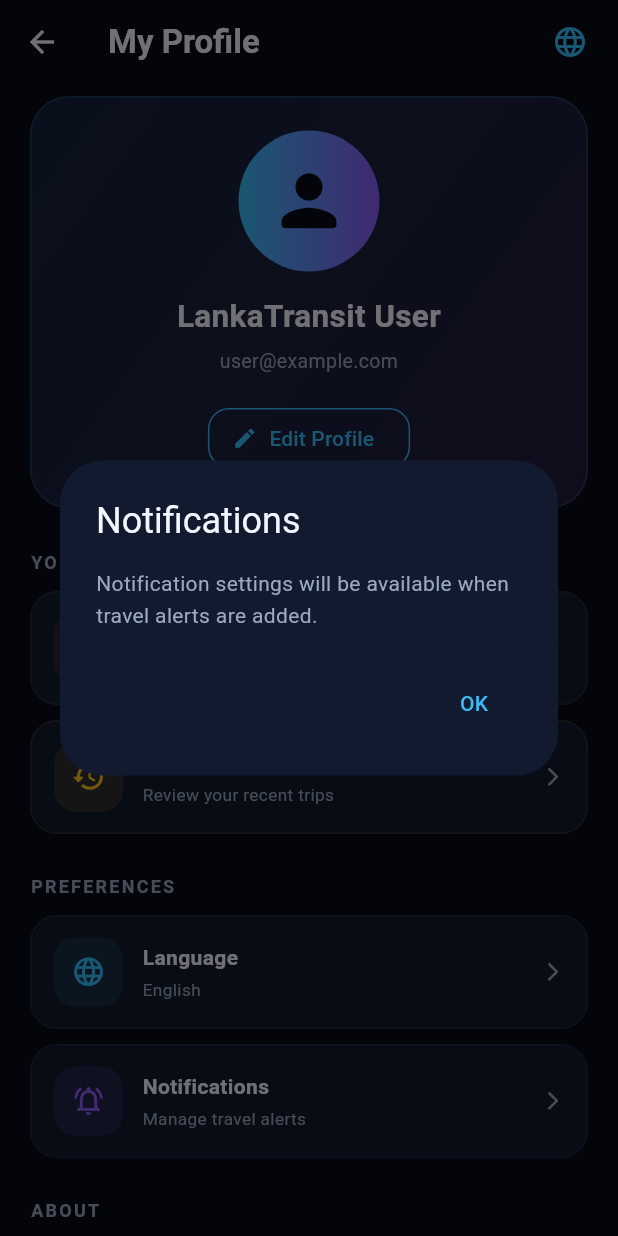
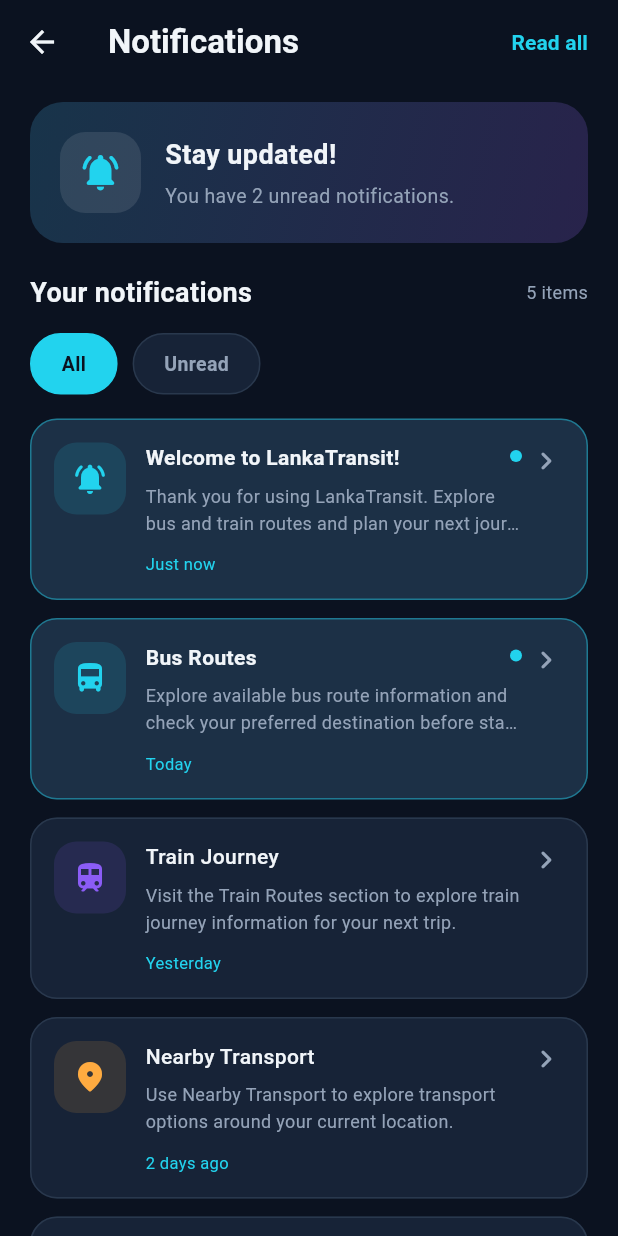
Before and after one commit to Ishen066/LankaTransit, a Flutter app: the ProfileScreen screen opened directly, after a tap on "Notifications", on a phone screen of 412 x 824 dp. Run offline on Flutter 3.47's test engine with Material 3 defaults, Android fonts, the phone set to English and light mode, and no system bars; our stand-ins replace flutter_map, geolocator, latlong2, shared_preferences; accounts and stored records are empty; Roboto replaces fonts that are missing (Arial).

Commit message:
Add notifications screen and update profile navigation

```diff
--- /dev/null
+++ b/lib/notification_screen.dart
@@ -0,0 +1,536 @@
+import 'package:flutter/material.dart';
+
+class NotificationScreen extends StatefulWidget {
+  const NotificationScreen({super.key});
+
+  @override
+  State<NotificationScreen> createState() => _NotificationScreenState();
+}
+
+class _NotificationScreenState extends State<NotificationScreen> {
+  static const Color _bg = Color(0xFF0B1220);
+  static const Color _panel = Color(0xFF172337);
+  static const Color _cyan = Color(0xFF22D3EE);
+  static const Color _purple = Color(0xFF8B5CF6);
+  static const Color _text = Color(0xFFF1F5F9);
+  static const Color _muted = Color(0xFF94A3B8);
+
+  String _selectedFilter = 'All';
+
+  final List<Map<String, dynamic>> _notifications = [
+    {
+      'title': 'Welcome to LankaTransit!',
+      'message':
+          'Thank you for using LankaTransit. Explore bus and train routes '
+          'and plan your next journey around Sri Lanka.',
+      'type': 'general',
+      'time': 'Just now',
+      'read': false,
+    },
+    {
+      'title': 'Bus Routes',
+      'message':
+          'Explore available bus route information and check your preferred '
+          'destination before starting your journey.',
+      'type': 'bus',
+      'time': 'Today',
+      'read': false,
+    },
+    {
+      'title': 'Train Journey',
+      'message':
+          'Visit the Train Routes section to explore train journey '
+          'information for your next trip.',
+      'type': 'train',
+      'time': 'Yesterday',
+      'read': true,
+    },
+    {
+      'title': 'Nearby Transport',
+      'message':
+          'Use Nearby Transport to explore transport options around '
+          'your current location.',
+      'type': 'location',
+      'time': '2 days ago',
+      'read': true,
+    },
+    {
+      'title': 'Save Your Favourite Routes',
+      'message':
+          'Tap the heart icon on a route to add it to your favourite routes '
+          'and find it more easily later.',
+      'type': 'favorite',
+      'time': '3 days ago',
+      'read': true,
+    },
+  ];
+
+  int get _unreadCount =>
+      _notifications.where((item) => item['read'] == false).length;
+
+  List<Map<String, dynamic>> get _filteredNotifications {
+    if (_selectedFilter == 'Unread') {
+      return _notifications.where((item) => item['read'] == false).toList();
+    }
+    return _notifications;
+  }
+
+  IconData _getIcon(String type) {
+    switch (type) {
+      case 'bus':
+        return Icons.directions_bus_rounded;
+      case 'train':
+        return Icons.train_rounded;
+      case 'location':
+        return Icons.location_on_rounded;
+      case 'favorite':
+        return Icons.favorite_rounded;
+      default:
+        return Icons.notifications_active_rounded;
+    }
+  }
+
+  Color _getIconColor(String type) {
+    switch (type) {
+      case 'bus':
+        return _cyan;
+      case 'train':
+        return _purple;
+      case 'location':
+        return Colors.orangeAccent;
+      case 'favorite':
+        return Colors.pinkAccent;
+      default:
+        return _cyan;
+    }
+  }
+
+  void _openNotification(Map<String, dynamic> notification) {
+    setState(() {
+      notification['read'] = true;
+    });
+
+    showModalBottomSheet<void>(
+      context: context,
+      backgroundColor: _panel,
+      isScrollControlled: true,
+      shape: const RoundedRectangleBorder(
+        borderRadius: BorderRadius.vertical(top: Radius.circular(25)),
+      ),
+      builder: (sheetContext) {
+        final type = notification['type'] as String;
+
+        return SafeArea(
+          child: Padding(
+            padding: const EdgeInsets.fromLTRB(24, 20, 24, 28),
+            child: Column(
+              mainAxisSize: MainAxisSize.min,
+              crossAxisAlignment: CrossAxisAlignment.start,
+              children: [
+                Center(
+                  child: Container(
+                    width: 42,
+                    height: 5,
+                    decoration: BoxDecoration(
+                      color: _muted.withValues(alpha: 0.5),
+                      borderRadius: BorderRadius.circular(10),
+                    ),
+                  ),
+                ),
+                const SizedBox(height: 24),
+                Container(
+                  width: 54,
+                  height: 54,
+                  decoration: BoxDecoration(
+                    color: _getIconColor(type).withValues(alpha: 0.13),
+                    borderRadius: BorderRadius.circular(16),
+                  ),
+                  child: Icon(
+                    _getIcon(type),
+                    color: _getIconColor(type),
+                    size: 28,
+                  ),
+                ),
+                const SizedBox(height: 18),
+                Text(
+                  notification['title'] as String,
+                  style: const TextStyle(
+                    color: _text,
+                    fontSize: 21,
+                    fontWeight: FontWeight.bold,
+                  ),
+                ),
+                const SizedBox(height: 12),
+                Text(
+                  notification['message'] as String,
+                  style: const TextStyle(
+                    color: _muted,
+                    fontSize: 15,
+                    height: 1.7,
+                  ),
+                ),
+                const SizedBox(height: 18),
+                Text(
+                  notification['time'] as String,
+                  style: const TextStyle(color: _cyan, fontSize: 12),
+                ),
+                const SizedBox(height: 24),
+                SizedBox(
+                  width: double.infinity,
+                  child: ElevatedButton(
+                    onPressed: () => Navigator.pop(sheetContext),
+                    style: ElevatedButton.styleFrom(
+                      backgroundColor: _cyan,
+                      foregroundColor: _bg,
+                      padding: const EdgeInsets.symmetric(vertical: 15),
+                      shape: RoundedRectangleBorder(
+                        borderRadius: BorderRadius.circular(14),
+                      ),
+                    ),
+                    child: const Text(
+                      'Got it',
+                      style: TextStyle(fontWeight: FontWeight.bold),
+                    ),
+                  ),
+                ),
+              ],
+            ),
+          ),
+        );
+      },
+    );
+  }
+
+  void _markAllAsRead() {
+    setState(() {
+      for (final notification in _notifications) {
+        notification['read'] = true;
+      }
+    });
+
+    ScaffoldMessenger.of(context).showSnackBar(
+      const SnackBar(
+        content: Text('All notifications marked as read'),
+        behavior: SnackBarBehavior.floating,
+      ),
+    );
+  }
+
+  @override
+  Widget build(BuildContext context) {
+    final notifications = _filteredNotifications;
+
+    return Scaffold(
+      backgroundColor: _bg,
+      appBar: AppBar(
+        backgroundColor: _bg,
+        foregroundColor: _text,
+        elevation: 0,
+        title: const Text(
+          'Notifications',
+          style: TextStyle(fontWeight: FontWeight.bold),
+        ),
+        actions: [
+          if (_unreadCount > 0)
+            TextButton(
+              onPressed: _markAllAsRead,
+              child: const Text(
+                'Read all',
+                style: TextStyle(color: _cyan, fontWeight: FontWeight.w600),
+              ),
+            ),
+          const SizedBox(width: 8),
+        ],
+      ),
+      body: SafeArea(
+        child: Column(
+          crossAxisAlignment: CrossAxisAlignment.start,
+          children: [
+            Padding(
+              padding: const EdgeInsets.fromLTRB(20, 12, 20, 20),
+              child: Container(
+                width: double.infinity,
+                padding: const EdgeInsets.all(20),
+                decoration: BoxDecoration(
+                  gradient: const LinearGradient(
+                    colors: [Color(0xFF18344A), Color(0xFF28234B)],
+                    begin: Alignment.topLeft,
+                    end: Alignment.bottomRight,
+                  ),
+                  borderRadius: BorderRadius.circular(22),
+                ),
+                child: Row(
+                  children: [
+                    Container(
+                      width: 54,
+                      height: 54,
+                      decoration: BoxDecoration(
+                        color: Colors.white.withValues(alpha: 0.10),
+                        borderRadius: BorderRadius.circular(17),
+                      ),
+                      child: const Icon(
+                        Icons.notifications_active_rounded,
+                        color: _cyan,
+                        size: 29,
+                      ),
+                    ),
+                    const SizedBox(width: 16),
+                    Expanded(
+                      child: Column(
+                        crossAxisAlignment: CrossAxisAlignment.start,
+                        children: [
+                          const Text(
+                            'Stay updated!',
+                            style: TextStyle(
+                              color: _text,
+                              fontSize: 18,
+                              fontWeight: FontWeight.bold,
+                            ),
+                          ),
+                          const SizedBox(height: 5),
+                          Text(
+                            _unreadCount == 0
+                                ? 'You are all caught up.'
+                                : 'You have $_unreadCount unread '
+                                      '${_unreadCount == 1 ? 'notification' : 'notifications'}.',
+                            style: const TextStyle(color: _muted, fontSize: 13),
+                          ),
+                        ],
+                      ),
+                    ),
+                  ],
+                ),
+              ),
+            ),
+            Padding(
+              padding: const EdgeInsets.symmetric(horizontal: 20),
+              child: Row(
+                children: [
+                  const Expanded(
+                    child: Text(
+                      'Your notifications',
+                      style: TextStyle(
+                        color: _text,
+                        fontSize: 18,
+                        fontWeight: FontWeight.bold,
+                      ),
+                    ),
+                  ),
+                  Text(
+                    '${notifications.length} items',
+                    style: const TextStyle(color: _muted, fontSize: 12),
+                  ),
+                ],
+              ),
+            ),
+            const SizedBox(height: 14),
+            Padding(
+              padding: const EdgeInsets.symmetric(horizontal: 20),
+              child: Row(
+                children: [
+                  _FilterChip(
+                    label: 'All',
+                    selected: _selectedFilter == 'All',
+                    onTap: () => setState(() => _selectedFilter = 'All'),
+                  ),
+                  const SizedBox(width: 10),
+                  _FilterChip(
+                    label: 'Unread',
+                    selected: _selectedFilter == 'Unread',
+                    onTap: () => setState(() => _selectedFilter = 'Unread'),
+                  ),
+                ],
+              ),
+            ),
+            const SizedBox(height: 12),
+            Expanded(
+              child: notifications.isEmpty
+                  ? Center(
+                      child: Padding(
+                        padding: const EdgeInsets.all(30),
+                        child: Column(
+                          mainAxisSize: MainAxisSize.min,
+                          children: [
+                            Icon(
+                              Icons.notifications_none_rounded,
+                              size: 65,
+                              color: _muted.withValues(alpha: 0.65),
+                            ),
+                            const SizedBox(height: 15),
+                            const Text(
+                              'You are all caught up!',
+                              style: TextStyle(
+                                color: _text,
+                                fontSize: 17,
+                                fontWeight: FontWeight.bold,
+                              ),
+                            ),
+                            const SizedBox(height: 8),
+                            const Text(
+                              'There are no unread notifications.',
+                              textAlign: TextAlign.center,
+                              style: TextStyle(color: _muted),
+                            ),
+                          ],
+                        ),
+                      ),
+                    )
+                  : ListView.separated(
+                      padding: const EdgeInsets.fromLTRB(20, 4, 20, 24),
+                      itemCount: notifications.length,
+                      separatorBuilder: (_, _) => const SizedBox(height: 12),
+                      itemBuilder: (context, index) {
+                        final notification = notifications[index];
+                        final type = notification['type'] as String;
+                        final isRead = notification['read'] as bool;
+
+                        return Material(
+                          color: isRead ? _panel : const Color(0xFF1C3046),
+                          borderRadius: BorderRadius.circular(18),
+                          child: InkWell(
+                            onTap: () => _openNotification(notification),
+                            borderRadius: BorderRadius.circular(18),
+                            child: Container(
+                              padding: const EdgeInsets.all(15),
+                              decoration: BoxDecoration(
+                                borderRadius: BorderRadius.circular(18),
+                                border: Border.all(
+                                  color: isRead
+                                      ? const Color(0xFF29384D)
+                                      : _cyan.withValues(alpha: 0.45),
+                                ),
+                              ),
+                              child: Row(
+                                crossAxisAlignment: CrossAxisAlignment.start,
+                                children: [
+                                  Container(
+                                    width: 48,
+                                    height: 48,
+                                    decoration: BoxDecoration(
+                                      color: _getIconColor(type)
+                                          .withValues(alpha: 0.13),
+                                      borderRadius: BorderRadius.circular(15),
+                                    ),
+                                    child: Icon(
+                                      _getIcon(type),
+                                      color: _getIconColor(type),
+                                      size: 24,
+                                    ),
+                                  ),
+                                  const SizedBox(width: 13),
+                                  Expanded(
+                                    child: Column(
+                                      crossAxisAlignment:
+                                          CrossAxisAlignment.start,
+                                      children: [
+                                        Row(
+                                          crossAxisAlignment:
+                                              CrossAxisAlignment.start,
+                                          children: [
+                                            Expanded(
+                                              child: Text(
+                                                notification['title'] as String,
+                                                style: TextStyle(
+                                                  color: _text,
+                                                  fontSize: 14,
+                                                  fontWeight: isRead
+                                                      ? FontWeight.w500
+                                                      : FontWeight.bold,
+                                                ),
+                                              ),
+                                            ),
+                                            if (!isRead) ...[
+                                              const SizedBox(width: 8),
+                                              Container(
+                                                width: 8,
+                                                height: 8,
+                                                margin: const EdgeInsets.only(
+                                                  top: 5,
+                                                ),
+                                                decoration: const BoxDecoration(
+                                                  color: _cyan,
+                                                  shape: BoxShape.circle,
+                                                ),
+                                              ),
+                                            ],
+                                          ],
+                                        ),
+                                        const SizedBox(height: 7),
+                                        Text(
+                                          notification['message'] as String,
+                                          maxLines: 2,
+                                          overflow: TextOverflow.ellipsis,
+                                          style: const TextStyle(
+                                            color: _muted,
+                                            fontSize: 12,
+                                            height: 1.5,
+                                          ),
+                                        ),
+                                        const SizedBox(height: 10),
+                                        Text(
+                                          notification['time'] as String,
+                                          style: const TextStyle(
+                                            color: _cyan,
+                                            fontSize: 11,
+                                          ),
+                                        ),
+                                      ],
+                                    ),
+                                  ),
+                                  const SizedBox(width: 4),
+                                  const Icon(
+                                    Icons.chevron_right_rounded,
+                                    color: _muted,
+                                  ),
+                                ],
+                              ),
+                            ),
+                          ),
+                        );
+                      },
+                    ),
+            ),
+          ],
+        ),
+      ),
+    );
+  }
+}
+
+class _FilterChip extends StatelessWidget {
+  final String label;
+  final bool selected;
+  final VoidCallback onTap;
+
+  const _FilterChip({
+    required this.label,
+    required this.selected,
+    required this.onTap,
+  });
+
+  @override
+  Widget build(BuildContext context) {
+    return InkWell(
+      onTap: onTap,
+      borderRadius: BorderRadius.circular(30),
+      child: Container(
+        padding: const EdgeInsets.symmetric(horizontal: 20, vertical: 10),
+        decoration: BoxDecoration(
+          color: selected ? const Color(0xFF22D3EE) : const Color(0xFF172337),
+          borderRadius: BorderRadius.circular(30),
+          border: Border.all(
+            color: selected ? const Color(0xFF22D3EE) : const Color(0xFF29384D),
+          ),
+        ),
+        child: Text(
+          label,
+          style: TextStyle(
+            color: selected ? const Color(0xFF0B1220) : const Color(0xFF94A3B8),
+            fontSize: 13,
+            fontWeight: FontWeight.w600,
+          ),
+        ),
+      ),
+    );
+  }
+}
--- a/lib/profile_screen.dart
+++ b/lib/profile_screen.dart
@@ -3,6 +3,7 @@
 import 'about_screen.dart';
 import 'app_locale.dart';
 import 'favourite_routes_screen.dart';
+import 'notification_screen.dart';
 import 'recent_journeys_screen.dart';
 
 const Color _bg = Color(0xFF070B18);
@@ -119,26 +120,6 @@
     );
   }
 
-  void _showInfo(String title, String message) {
-    showDialog<void>(
-      context: context,
-      builder: (dialogContext) => AlertDialog(
-        backgroundColor: _panel,
-        title: Text(title, style: const TextStyle(color: _text)),
-        content: Text(
-          message,
-          style: const TextStyle(color: _muted, height: 1.5),
-        ),
-        actions: [
-          TextButton(
-            onPressed: () => Navigator.pop(dialogContext),
-            child: const Text('OK', style: TextStyle(color: _cyan)),
-          ),
-        ],
-      ),
-    );
-  }
-
   void _showLanguageSelector() {
     showModalBottomSheet<void>(
       context: context,
@@ -218,6 +199,13 @@
     );
   }
 
+  void _openNotifications() {
+    Navigator.push(
+      context,
+      MaterialPageRoute(builder: (context) => const NotificationScreen()),
+    );
+  }
+
   void _openRecentJourneys() {
     Navigator.push(
       context,
@@ -263,7 +251,6 @@
         child: ListView(
           padding: const EdgeInsets.fromLTRB(20, 8, 20, 28),
           children: [
-            // PROFILE HEADER
             Container(
               padding: const EdgeInsets.all(22),
               decoration: BoxDecoration(
@@ -322,12 +309,9 @@
                 ],
               ),
             ),
-
             const SizedBox(height: 27),
-
             const _SectionTitle(title: 'YOUR TRAVEL'),
             const SizedBox(height: 11),
-
             _ProfileTile(
               icon: Icons.favorite_rounded,
               iconColor: const Color(0xFFFB7185),
@@ -335,9 +319,7 @@
               subtitle: 'Your saved bus and train routes',
               onTap: _openFavouriteRoutes,
             ),
-
             const SizedBox(height: 10),
-
             _ProfileTile(
               icon: Icons.history_rounded,
               iconColor: const Color(0xFFFBBF24),
@@ -345,12 +327,9 @@
               subtitle: 'Review your recent trips',
               onTap: _openRecentJourneys,
             ),
-
             const SizedBox(height: 26),
-
             const _SectionTitle(title: 'PREFERENCES'),
             const SizedBox(height: 11),
-
             _ProfileTile(
               icon: Icons.language_rounded,
               iconColor: _cyan,
@@ -358,26 +337,17 @@
               subtitle: _languageName(appLocale.value.languageCode),
               onTap: _showLanguageSelector,
             ),
-
             const SizedBox(height: 10),
-
             _ProfileTile(
               icon: Icons.notifications_active_outlined,
               iconColor: _purple,
               title: 'Notifications',
-              subtitle: 'Manage travel alerts',
-              onTap: () => _showInfo(
-                'Notifications',
-                'Notification settings will be available '
-                    'when travel alerts are added.',
-              ),
+              subtitle: 'View your travel updates',
+              onTap: _openNotifications,
             ),
-
             const SizedBox(height: 26),
-
             const _SectionTitle(title: 'ABOUT'),
             const SizedBox(height: 11),
-
             _ProfileTile(
               icon: Icons.info_outline_rounded,
               iconColor: _cyan,
@@ -385,9 +355,7 @@
               subtitle: 'Learn more about our app',
               onTap: _openAbout,
             ),
-
             const SizedBox(height: 20),
-
             SizedBox(
               height: 54,
               child: OutlinedButton.icon(
@@ -410,9 +378,7 @@
                 ),
               ),
             ),
-
             const SizedBox(height: 22),
-
             const Center(
               child: Text(
                 'LankaTransit • Travel smarter, travel better',
```
